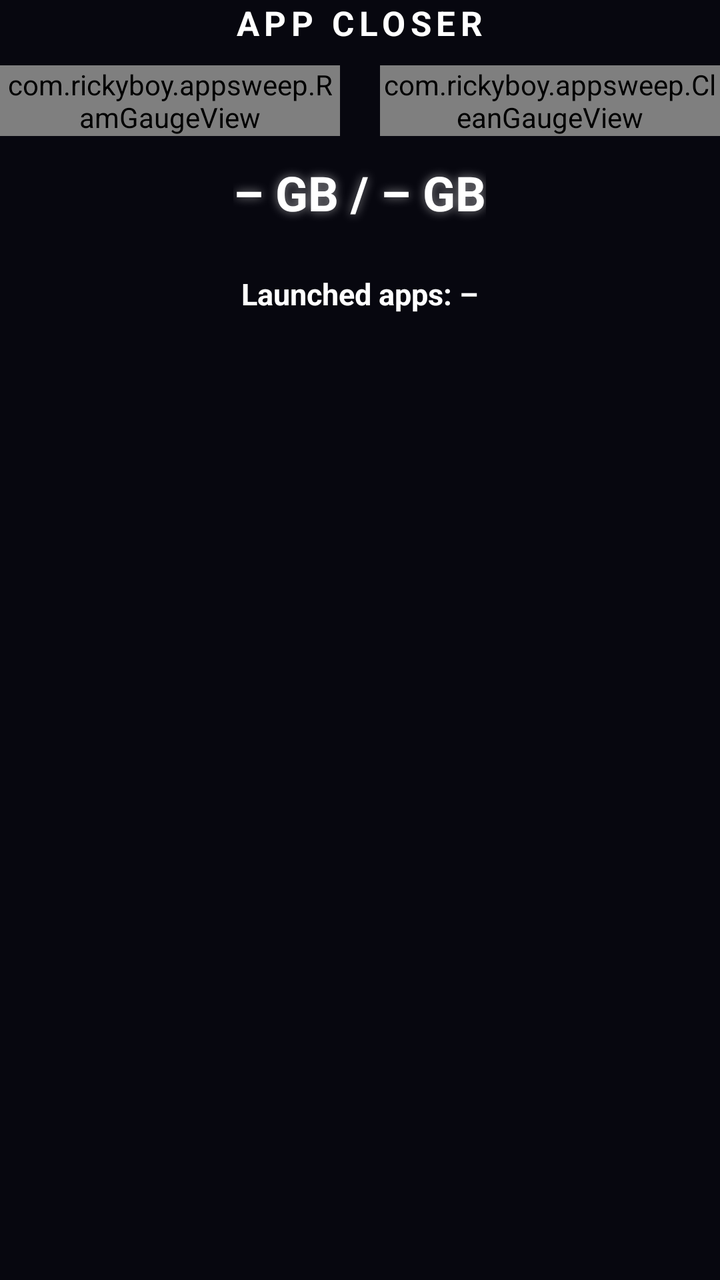
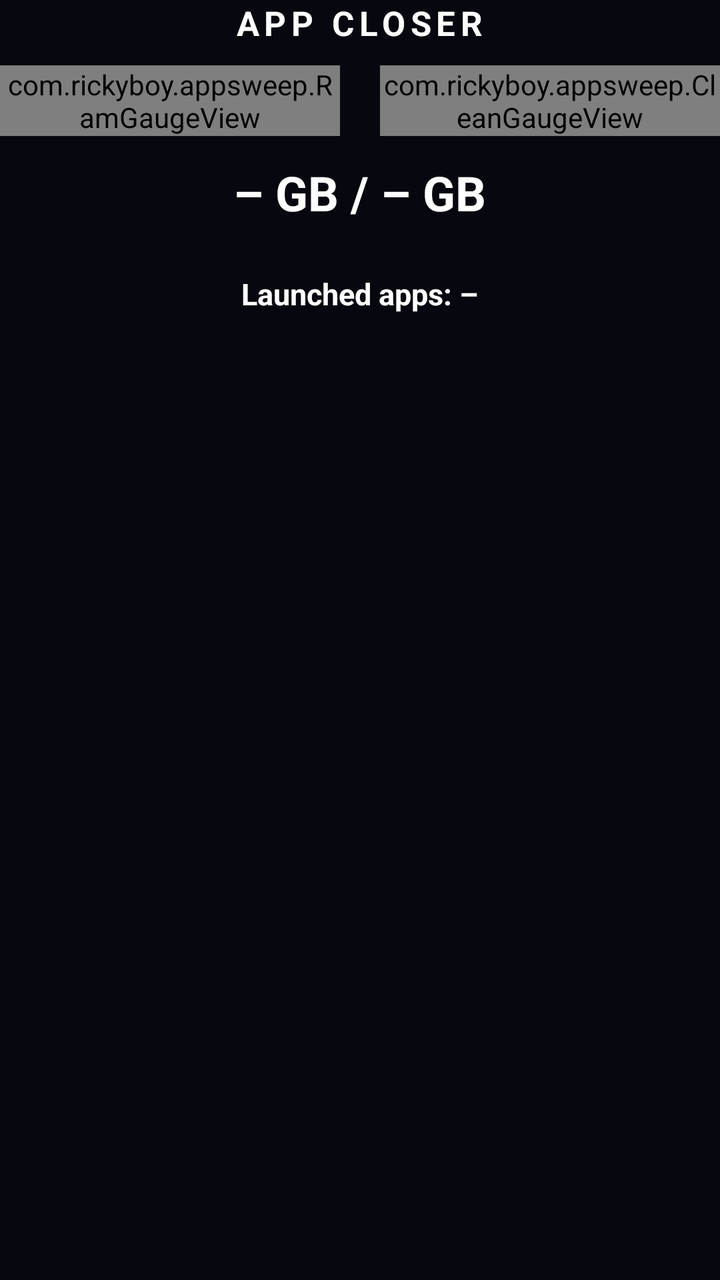

Compare the two renders of this Android layout. The source of the first and the diff that turns it into the second are given below.
<!-- AndroidManifest.xml: application theme Theme.AppSweep -->
<!-- res/layout/header.xml -->
<?xml version="1.0" encoding="utf-8"?>
<LinearLayout xmlns:android="http://schemas.android.com/apk/res/android"
    android:layout_width="match_parent"
    android:layout_height="wrap_content"
    android:gravity="center_horizontal"
    android:orientation="vertical">

    <TextView
        android:shadowColor="#00000000"
        android:shadowRadius="12"
        android:layout_width="wrap_content"
        android:layout_height="wrap_content"
        android:letterSpacing="0.15"
        android:text="APP CLOSER"
        android:textColor="@color/text_main"
        android:textSize="17sp"
        android:textStyle="bold" />

    <LinearLayout
        android:layout_width="match_parent"
        android:layout_height="wrap_content"
        android:layout_marginTop="10dp"
        android:orientation="horizontal">

        <com.rickyboy.appsweep.RamGaugeView
            android:id="@+id/ramGauge"
            android:layout_width="0dp"
            android:layout_height="wrap_content"
            android:layout_marginEnd="10dp"
            android:layout_weight="1" />

        <com.rickyboy.appsweep.CleanGaugeView
            android:id="@+id/cleanGauge"
            android:layout_width="0dp"
            android:layout_height="wrap_content"
            android:layout_marginStart="10dp"
            android:layout_weight="1" />
    </LinearLayout>

    <LinearLayout
        android:layout_width="wrap_content"
        android:layout_height="wrap_content"
        android:layout_marginTop="6dp"
        android:gravity="center_horizontal"
        android:orientation="vertical">

            <TextView
        android:shadowColor="#88FFFFFF"
        android:shadowRadius="12"
                android:id="@+id/ramUsedText"
                android:layout_width="wrap_content"
                android:layout_height="wrap_content"
                android:layout_marginTop="6dp"
                android:text="– GB / – GB"
                android:textColor="@color/text_main"
                android:textSize="24sp"
                android:textStyle="bold" />

            <TextView
        android:shadowColor="#00000000"
        android:shadowRadius="12"
                android:id="@+id/ramFreeText"
                android:layout_width="wrap_content"
                android:layout_height="wrap_content"
                android:layout_marginTop="2dp"
                android:textColor="@color/text_main"
                android:textSize="15sp"
                android:textStyle="bold" />

            <TextView
        android:shadowColor="#00000000"
        android:shadowRadius="12"
                android:id="@+id/appsCountText"
                android:layout_width="wrap_content"
                android:layout_height="wrap_content"
                android:layout_marginTop="2dp"
                android:text="Launched apps: –"
                android:textColor="@color/text_main"
                android:textSize="15sp"
                android:textStyle="bold" />
    </LinearLayout>
</LinearLayout>
<!-- resources referenced by this layout -->
<resources>
  <color name="text_main">#FFFFFFFF</color>
  <style name="Theme.AppSweep" parent="Theme.AppCompat.NoActionBar">
          <item name="android:windowBackground">@color/bg</item>
          <item name="android:statusBarColor">@color/bg</item>
          <item name="android:navigationBarColor">@color/bg</item>
          <item name="colorPrimary">@color/neon_cyan</item>
          <item name="colorPrimaryDark">@color/bg</item>
          <item name="colorAccent">@color/neon_pink</item>
          <item name="android:textColorPrimary">@color/text_main</item>
          <item name="alertDialogTheme">@style/Theme.AppSweep.Dialog</item>
      </style>
  <color name="bg">#FF07070F</color>
  <color name="neon_cyan">#FFFFFFFF</color>
  <color name="neon_pink">#FFE53935</color>
  <style name="Theme.AppSweep.Dialog" parent="Theme.AppCompat.Dialog.Alert">
          <item name="android:windowBackground">@drawable/bg_card</item>
          <item name="colorAccent">@color/neon_cyan</item>
          <item name="android:textColorPrimary">@color/text_main</item>
          <item name="android:textColor">@color/text_main</item>
      </style>
  <!-- drawable bg_card (drawable) -->
  <?xml version="1.0" encoding="utf-8"?>
  <shape xmlns:android="http://schemas.android.com/apk/res/android" android:shape="rectangle">
      <corners android:radius="16dp" />
      <solid android:color="@color/card" />
      <stroke android:width="2dp" android:color="@color/neon_pink" />
  </shape>
  <color name="card">#FF12121F</color>
</resources>

<!-- the commit's change to res/layout/header.xml (unified diff, before → after) -->
@@ -45,7 +45,7 @@
         android:orientation="vertical">
 
             <TextView
-        android:shadowColor="#88FFFFFF"
+        android:shadowColor="#00000000"
         android:shadowRadius="12"
                 android:id="@+id/ramUsedText"
                 android:layout_width="wrap_content"
